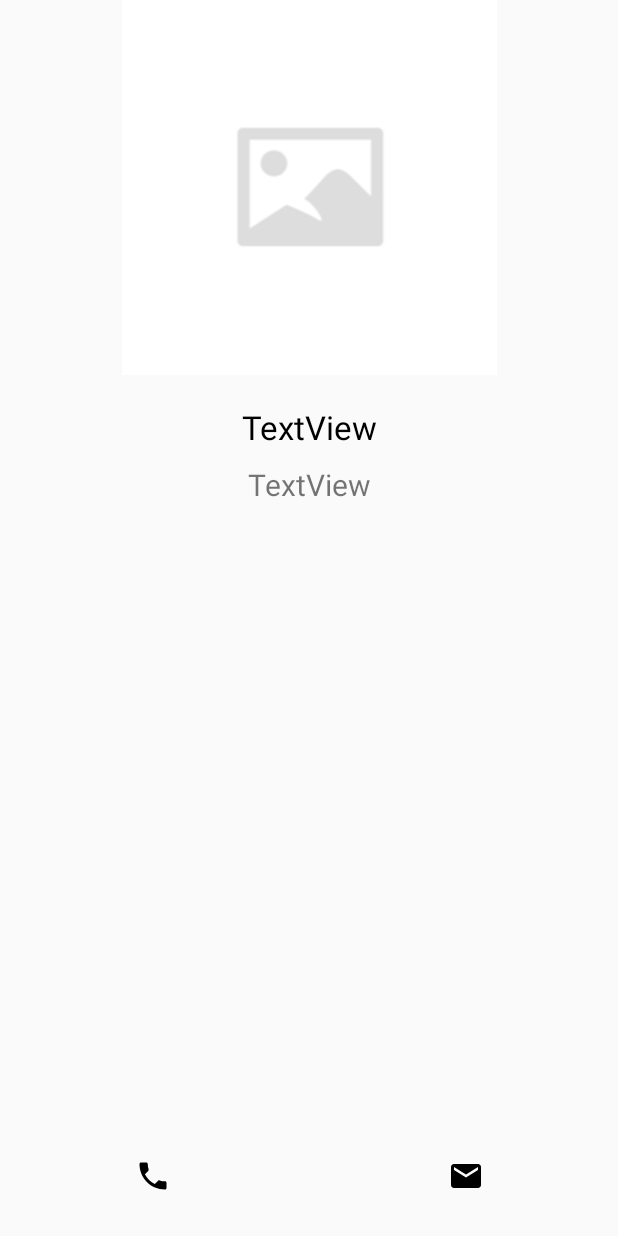
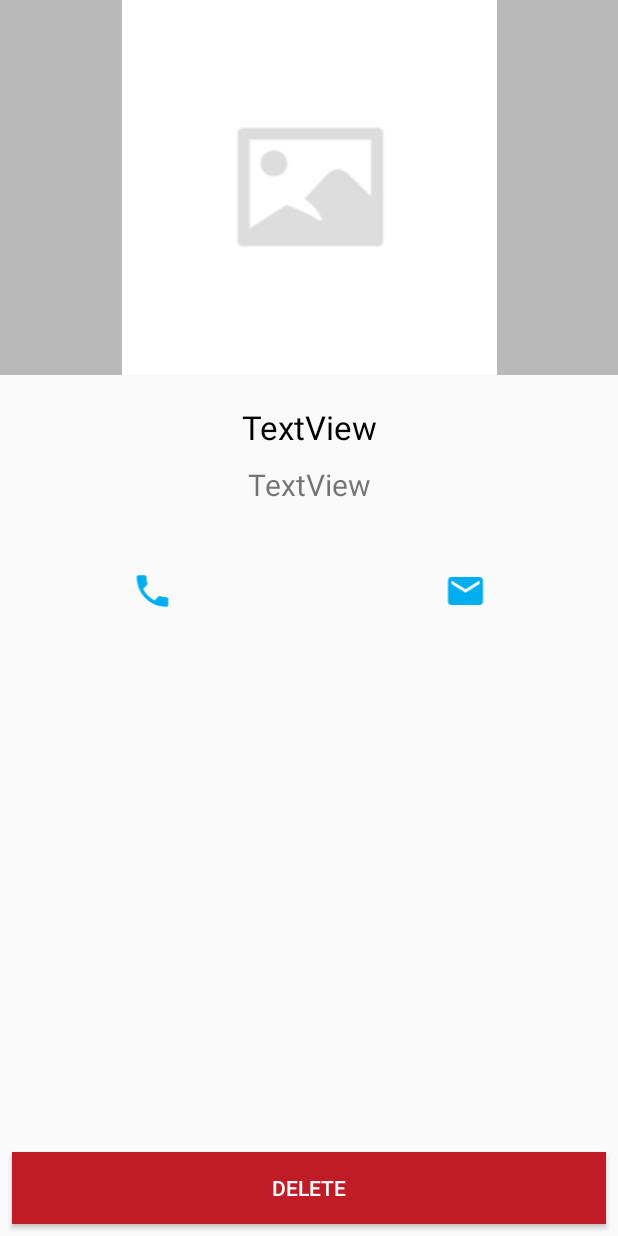
Before and after one commit to LyanTorres/NFCBusinessCards, an Android app: the layout fragment_pop_up_item.xml on its own in the app's theme, with its tools: preview values and no code run, on a phone screen of 412 x 824 dp. Run offline under Robolectric (Android 15) with nearby library versions, the light colour scheme and no system bars.

Commit message:
delete is orking, going to add confirmation before deleting

```diff
--- a/TorresLyan_PP6/app/src/main/res/drawable/ic_email_24dp.xml
+++ b/TorresLyan_PP6/app/src/main/res/drawable/ic_email_24dp.xml
@@ -4,6 +4,6 @@
         android:viewportWidth="24.0"
         android:viewportHeight="24.0">
     <path
-        android:fillColor="#FF000000"
+        android:fillColor="@color/colorAccent"
         android:pathData="M20,4L4,4c-1.1,0 -1.99,0.9 -1.99,2L2,18c0,1.1 0.9,2 2,2h16c1.1,0 2,-0.9 2,-2L22,6c0,-1.1 -0.9,-2 -2,-2zM20,8l-8,5 -8,-5L4,6l8,5 8,-5v2z"/>
 </vector>
--- a/TorresLyan_PP6/app/src/main/res/drawable/ic_local_phone_24dp.xml
+++ b/TorresLyan_PP6/app/src/main/res/drawable/ic_local_phone_24dp.xml
@@ -4,6 +4,6 @@
         android:viewportWidth="24.0"
         android:viewportHeight="24.0">
     <path
-        android:fillColor="#FF000000"
+        android:fillColor="@color/colorAccent"
         android:pathData="M6.62,10.79c1.44,2.83 3.76,5.14 6.59,6.59l2.2,-2.2c0.27,-0.27 0.67,-0.36 1.02,-0.24 1.12,0.37 2.33,0.57 3.57,0.57 0.55,0 1,0.45 1,1V20c0,0.55 -0.45,1 -1,1 -9.39,0 -17,-7.61 -17,-17 0,-0.55 0.45,-1 1,-1h3.5c0.55,0 1,0.45 1,1 0,1.25 0.2,2.45 0.57,3.57 0.11,0.35 0.03,0.74 -0.25,1.02l-2.2,2.2z"/>
 </vector>
--- a/TorresLyan_PP6/app/src/main/res/layout/activity_pop_up_item.xml
+++ b/TorresLyan_PP6/app/src/main/res/layout/activity_pop_up_item.xml
@@ -4,8 +4,7 @@
     xmlns:tools="http://schemas.android.com/tools"
     android:layout_width="match_parent"
     android:layout_height="match_parent"
-    tools:context=".PopUpItemActivity"
-    android:background="@color/colorPrimaryDark">
+    tools:context=".PopUpItemActivity">
 
     <FrameLayout
         android:id="@+id/popUp_frame"
--- a/TorresLyan_PP6/app/src/main/res/layout/fragment_pop_up_item.xml
+++ b/TorresLyan_PP6/app/src/main/res/layout/fragment_pop_up_item.xml
@@ -8,12 +8,17 @@
     tools:context=".fragments.PopUpItemFragment">
 
 
+    <FrameLayout
+        android:layout_width="match_parent"
+        android:layout_height="250dp"
+        android:background="@color/colorPrimaryDark">
+
+    </FrameLayout>
+
     <ScrollView
         android:id="@+id/scroll"
         android:layout_width="match_parent"
-        android:layout_height="0dp"
-        android:layout_marginBottom="8dp"
-        app:layout_constraintBottom_toTopOf="@+id/linearLayout"
+        android:layout_height="wrap_content"
         app:layout_constraintEnd_toEndOf="parent"
         app:layout_constraintHorizontal_bias="0.0"
         app:layout_constraintStart_toStartOf="parent"
@@ -70,11 +75,12 @@
         android:id="@+id/linearLayout"
         android:layout_width="0dp"
         android:layout_height="wrap_content"
-        android:layout_marginBottom="16dp"
+        android:layout_marginTop="8dp"
         android:orientation="horizontal"
-        app:layout_constraintBottom_toBottomOf="parent"
         app:layout_constraintEnd_toEndOf="parent"
-        app:layout_constraintStart_toStartOf="parent">
+        app:layout_constraintHorizontal_bias="0.0"
+        app:layout_constraintStart_toStartOf="parent"
+        app:layout_constraintTop_toBottomOf="@+id/scroll">
 
         <Space
             android:layout_width="10dp"
@@ -87,6 +93,7 @@
             android:layout_width="wrap_content"
             android:layout_height="wrap_content"
             android:layout_weight="1"
+            android:scaleType="fitCenter"
             android:src="@drawable/ic_local_phone_24dp" />
 
         <Space
@@ -99,6 +106,7 @@
             android:layout_width="wrap_content"
             android:layout_height="wrap_content"
             android:layout_weight="1"
+            android:scaleType="fitCenter"
             android:src="@drawable/ic_email_24dp"
             tools:layout_editor_absoluteX="96dp"
             tools:layout_editor_absoluteY="131dp" />
@@ -108,4 +116,20 @@
             android:layout_height="wrap_content" />
 
     </LinearLayout>
+
+    <Button
+        android:id="@+id/detail_button_delete"
+        android:layout_width="0dp"
+        android:layout_height="wrap_content"
+        android:layout_marginBottom="8dp"
+        android:layout_marginEnd="8dp"
+        android:layout_marginStart="8dp"
+        android:text="DELETE"
+        app:layout_constraintBottom_toBottomOf="parent"
+        app:layout_constraintEnd_toEndOf="parent"
+        app:layout_constraintStart_toStartOf="parent"
+        android:background="@color/red"
+        android:textColor="@color/colorPrimary"/>
+
+
 </android.support.constraint.ConstraintLayout>
--- a/TorresLyan_PP6/app/src/main/res/values/styles.xml
+++ b/TorresLyan_PP6/app/src/main/res/values/styles.xml
@@ -8,7 +8,7 @@
         <item name="android:statusBarColor">@color/colorPrimaryDark</item>
     </style>
 
-    <style name="AppTheme.CustomPopUpTheme" parent="Theme.AppCompat.Light">
+    <style name="AppTheme.CustomPopUpTheme" parent="Theme.AppCompat.Light.NoActionBar">
         <item name="android:windowIsFloating">true</item>
         <item name="android:windowCloseOnTouchOutside">true</item>
         <item name="colorPrimary">@color/colorPrimary</item>
```
Also changed, not shown: TorresLyan_PP6/app/src/main/java/com/example/lyantorres/torreslyan_pp6/HomeScreenActivity.java (+24 -0 lines), TorresLyan_PP6/app/src/main/java/com/example/lyantorres/torreslyan_pp6/PopUpItemActivity.java (+12 -3 lines), TorresLyan_PP6/app/src/main/java/com/example/lyantorres/torreslyan_pp6/fragments/PopUpItemFragment.java (+27 -19 lines).
